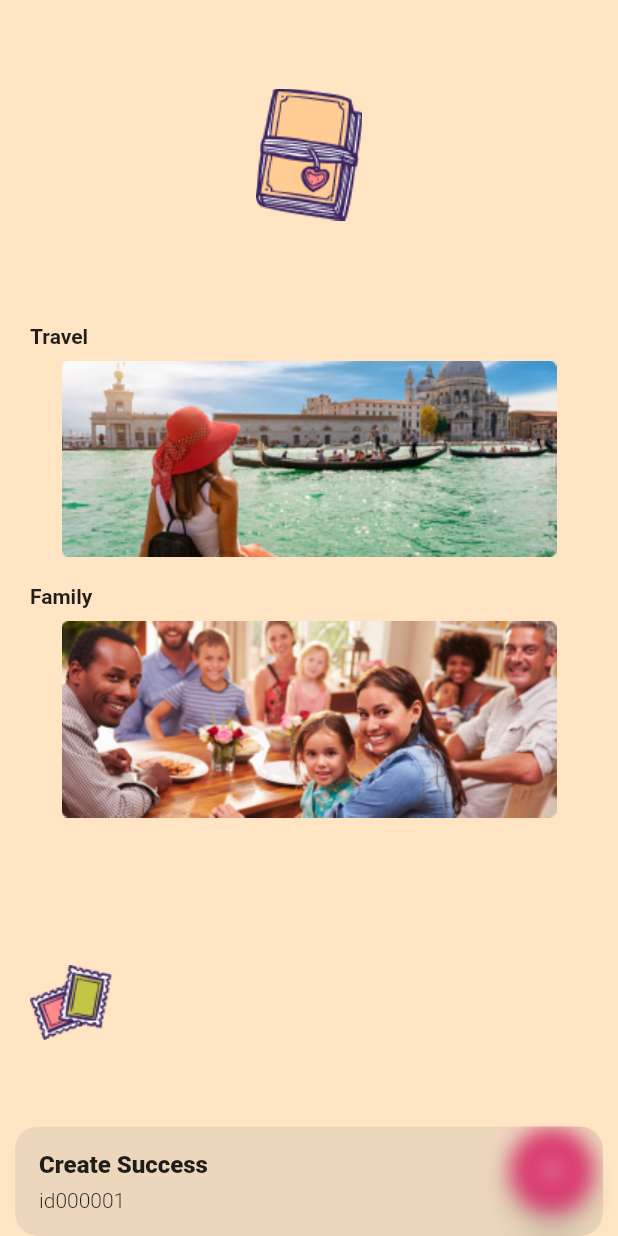
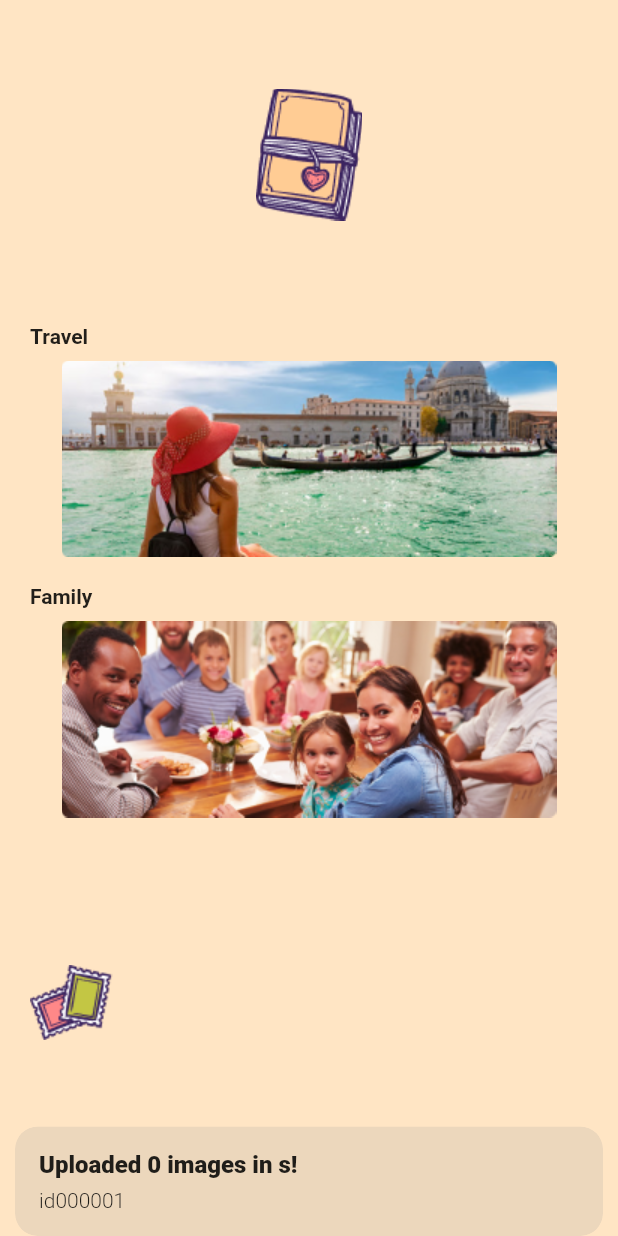
Before and after one commit to thanhle98/memodia, a Flutter app: the PostDetail screen opened by its route, after a tap on the "save" icon, on a phone screen of 412 x 824 dp. Run offline on Flutter 3.47's test engine with Material 2 defaults, Android fonts, the light colour scheme and no system bars; our stand-ins replace cached_network_image, carousel_slider, cloud_firestore, firebase_auth, firebase_storage, get and 2 more; missing offline and left inert: reorderableitemsview; accounts and stored records are empty; generated files the repository leaves out were written again; statements that could not run were skipped.

Commit message:
add loading message and an interval timer

```diff
--- a/lib/memodia/memodia.controller.dart
+++ b/lib/memodia/memodia.controller.dart
@@ -1,3 +1,5 @@
+import 'dart:async';
+
 import 'package:flutter/material.dart';
 import 'package:get/get.dart';
 import 'package:image_picker/image_picker.dart';
@@ -17,7 +19,8 @@ class MemodiaController extends GetxController {
   var id = "".obs;
   var memoImages = <MemoImage>[].obs;
   var descriptionController = TextEditingController();
-  var isLoading = false.obs;
+  var status = "".obs;
+  var intervalTimer = "".obs;
 
   MemodiaController() {
     _memodiaService = MemodiaService();
@@ -51,7 +54,7 @@ class MemodiaController extends GetxController {
 
   void addImage() async {
     try {
-      var _image = await picker.getImage(source: ImageSource.gallery, maxHeight: 200, imageQuality: 50);
+      var _image = await picker.getImage(source: ImageSource.gallery, imageQuality: 10);
       var _memoImage = MemoImage(hashcode: _image.hashCode.toString(), filePath: _image.path);
       memoImages.add(_memoImage);
     } catch (e) {
@@ -79,13 +82,20 @@ class MemodiaController extends GetxController {
 
   void saveMemodia() async {
     // create new one
+    var _timer = Timer.periodic(new Duration(seconds: 1), (timer) {
+      intervalTimer.value = format(Duration(seconds: timer.tick));
+    });
+
     try {
       AuthController authController = AuthController.to;
-      isLoading.value = true;
+      status.value = "Uploading some images...";
 
       for (var i = 0; i < memoImages.length; i++) {
+        status.value = "Uploading ${i + 1}/${memoImages.length}...";
         if (memoImages[i].url == null) memoImages[i] = await _memodiaService.uploadFile(memoImages[i]);
       }
+
+      status.value = "Refine your images...";
 
       if (id.value != "") {
         await _memodiaService.updateOne(Memodia(
@@ -94,17 +104,21 @@ class MemodiaController extends GetxController {
           images: memoImages.value,
           userId: authController.user.value.uid,
         ));
-        Get.snackbar("Update Success", id.value, snackPosition: SnackPosition.BOTTOM);
+        Get.snackbar("Updated ${memoImages.length} images in ${intervalTimer.value}s!", id.value, snackPosition: SnackPosition.BOTTOM);
       } else {
         var memodia =
             await _memodiaService.addOne(authController.user.value.uid, descriptionController.text, memoImages.value);
-        Get.snackbar("Create Success", memodia.id, snackPosition: SnackPosition.BOTTOM);
+        Get.snackbar("Uploaded ${memoImages.length} images in ${intervalTimer.value}s!", memodia.id, snackPosition: SnackPosition.BOTTOM);
       }
 
-      isLoading.value = false;
+      status.value = "";
+      _timer.cancel();
     } catch (e) {
-      isLoading.value = false;
+      status.value = "Error...";
+      _timer.cancel();
       print(e);
     }
   }
 }
+
+format(Duration d) => d.toString().split('.').first.padLeft(8, "0");
--- a/lib/memodia/views/group_list.view.dart
+++ b/lib/memodia/views/group_list.view.dart
@@ -38,8 +38,7 @@ class GroupList extends StatelessWidget {
             )
           ],
         ),
-      ),
-      floatingActionButton: FloatingActionButton(child: Icon(Icons.add), onPressed: () => Get.toNamed("/group/create")),
+      )
     );
   }
 }
--- a/lib/memodia/views/post_detail.view.dart
+++ b/lib/memodia/views/post_detail.view.dart
@@ -15,7 +15,7 @@ class PostDetail extends StatelessWidget {
         backgroundColor: Color(0xffFFE5C4),
         title: Obx(() {
           return Text(
-            "New Post:" + memodiaController.memoImages.length.toString(),
+            "Post Detail: " + memodiaController.memoImages.length.toString(),
             style: TextStyle(color: Colors.black),
           );
         }),
```
Also changed, not shown: lib/memodia/views/post_list.view.dart (+11 -2 lines), lib/memodia/widgets/memodia-item.widget.dart (+6 -6 lines).
